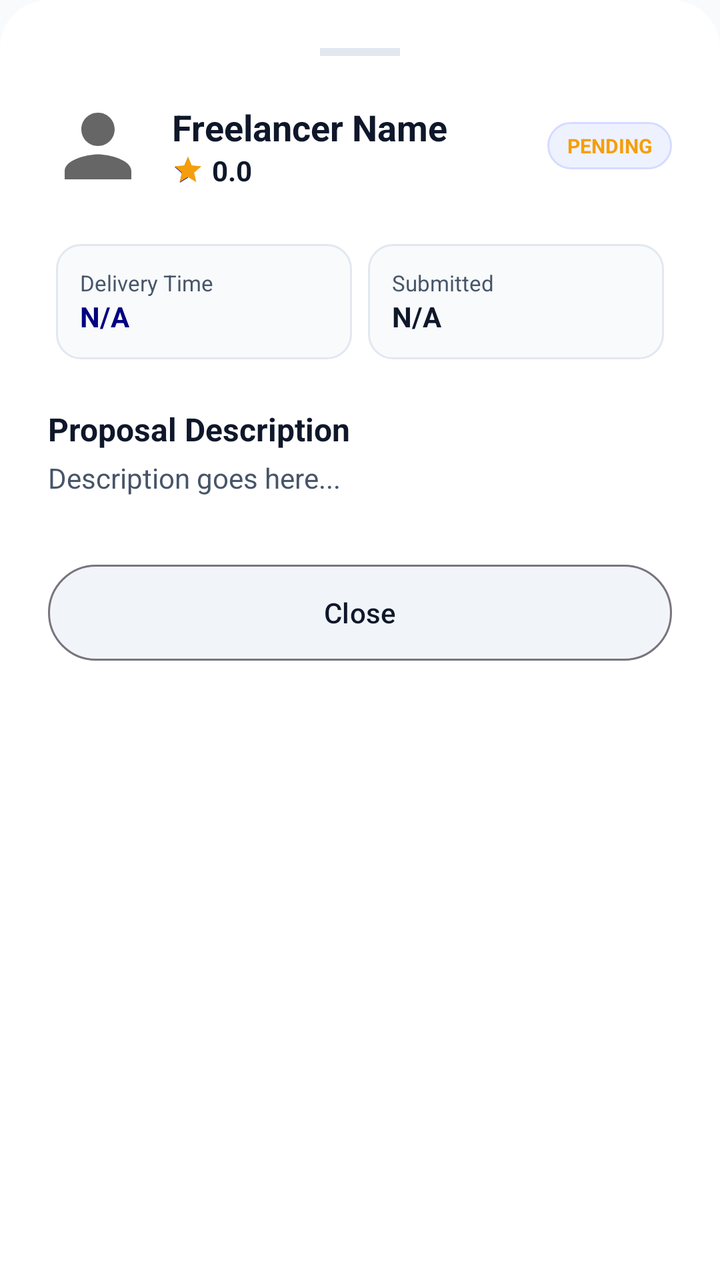
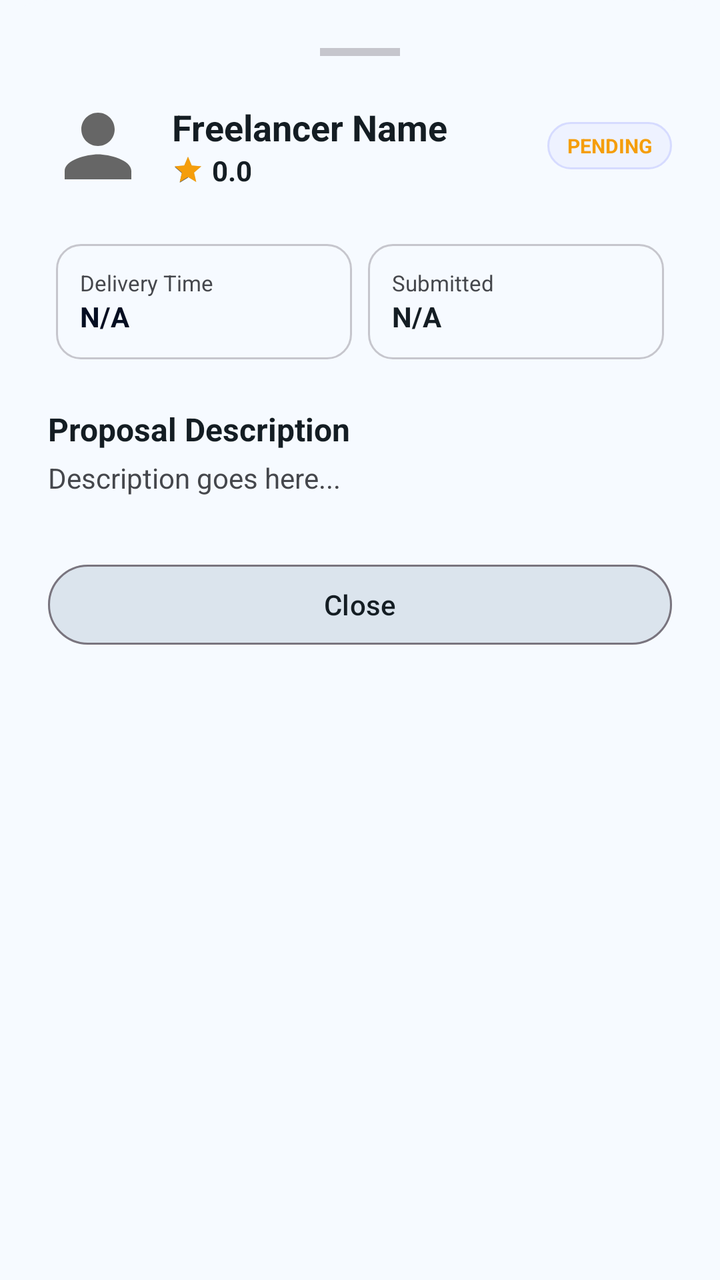

Before-and-after screenshots of an Android layout around one commit, followed by the original layout XML and the change that was made.
<!-- AndroidManifest.xml: application theme Theme.MiniJobHunt -->
<!-- res/layout/layout_proposal_details_sheet.xml -->
<?xml version="1.0" encoding="utf-8"?>
<LinearLayout xmlns:android="http://schemas.android.com/apk/res/android"
    xmlns:app="http://schemas.android.com/apk/res-auto"
    android:layout_width="match_parent"
    android:layout_height="wrap_content"
    android:orientation="vertical"
    android:padding="24dp"
    android:background="@drawable/bg_bottom_sheet">

    <View
        android:layout_width="40dp"
        android:layout_height="4dp"
        android:layout_gravity="center"
        android:layout_marginBottom="20dp"
        android:background="@color/divider" />

    <LinearLayout
        android:layout_width="match_parent"
        android:layout_height="wrap_content"
        android:orientation="horizontal"
        android:gravity="center_vertical">

        <com.google.android.material.imageview.ShapeableImageView
            android:id="@+id/imgProfile"
            android:layout_width="50dp"
            android:layout_height="50dp"
            android:scaleType="centerCrop"
            android:src="@drawable/ic_profile"
            app:shapeAppearanceOverlay="@style/CircleImage" />

        <LinearLayout
            android:layout_width="0dp"
            android:layout_height="wrap_content"
            android:layout_weight="1"
            android:orientation="vertical"
            android:layout_marginStart="12dp">

            <TextView
                android:id="@+id/txtName"
                android:layout_width="wrap_content"
                android:layout_height="wrap_content"
                android:text="Freelancer Name"
                android:textSize="18sp"
                android:textStyle="bold"
                android:textColor="@color/text_primary" />

            <LinearLayout
                android:layout_width="wrap_content"
                android:layout_height="wrap_content"
                android:orientation="horizontal"
                android:gravity="center_vertical">

                <RatingBar
                    style="@style/Widget.AppCompat.RatingBar.Small"
                    android:layout_width="wrap_content"
                    android:layout_height="wrap_content"
                    android:numStars="1"
                    android:rating="1"
                    android:progressTint="@color/warning"/>

                <TextView
                    android:id="@+id/txtRating"
                    android:layout_width="wrap_content"
                    android:layout_height="wrap_content"
                    android:text="0.0"
                    android:textColor="@color/text_primary"
                    android:textStyle="bold"
                    android:textSize="14sp"
                    android:layout_marginStart="4dp"/>

            </LinearLayout>

        </LinearLayout>

        <TextView
            android:id="@+id/txtStatus"
            android:layout_width="wrap_content"
            android:layout_height="wrap_content"
            android:text="PENDING"
            android:textSize="10sp"
            android:textStyle="bold"
            android:textColor="@color/warning"
            android:paddingHorizontal="10dp"
            android:paddingVertical="5dp"
            android:background="@drawable/bg_chip" />

    </LinearLayout>

    <LinearLayout
        android:layout_width="match_parent"
        android:layout_height="wrap_content"
        android:orientation="vertical"
        android:layout_marginTop="20dp">

        <LinearLayout
            android:layout_width="match_parent"
            android:layout_height="wrap_content"
            android:orientation="horizontal"
            android:baselineAligned="false">

            
            <LinearLayout
                android:layout_width="0dp"
                android:layout_height="wrap_content"
                android:layout_weight="1"
                android:orientation="vertical"
                android:padding="12dp"
                android:background="@drawable/bg_grid_item"
                android:layout_margin="4dp">
                <TextView
                    android:layout_width="wrap_content"
                    android:layout_height="wrap_content"
                    android:text="Delivery Time"
                    android:textSize="11sp"
                    android:textColor="@color/text_secondary" />
                <TextView
                    android:id="@+id/txtTime"
                    android:layout_width="wrap_content"
                    android:layout_height="wrap_content"
                    android:text="N/A"
                    android:textStyle="bold"
                    android:textColor="@color/primary"
                    android:textSize="14sp" />
            </LinearLayout>

            
            <LinearLayout
                android:layout_width="0dp"
                android:layout_height="wrap_content"
                android:layout_weight="1"
                android:orientation="vertical"
                android:padding="12dp"
                android:background="@drawable/bg_grid_item"
                android:layout_margin="4dp">
                <TextView
                    android:layout_width="wrap_content"
                    android:layout_height="wrap_content"
                    android:text="Submitted"
                    android:textSize="11sp"
                    android:textColor="@color/text_secondary" />
                <TextView
                    android:id="@+id/txtDate"
                    android:layout_width="wrap_content"
                    android:layout_height="wrap_content"
                    android:text="N/A"
                    android:textStyle="bold"
                    android:textColor="@color/text_primary"
                    android:textSize="14sp" />
            </LinearLayout>

        </LinearLayout>

    </LinearLayout>

    <TextView
        android:layout_width="wrap_content"
        android:layout_height="wrap_content"
        android:layout_marginTop="20dp"
        android:text="Proposal Description"
        android:textStyle="bold"
        android:textColor="@color/text_primary"
        android:textSize="16sp" />

    <TextView
        android:id="@+id/txtDescription"
        android:layout_width="match_parent"
        android:layout_height="wrap_content"
        android:layout_marginTop="4dp"
        android:text="Description goes here..."
        android:textColor="@color/text_secondary"
        android:textSize="14sp" />

    <LinearLayout
        android:id="@+id/layoutAchievement"
        android:layout_width="match_parent"
        android:layout_height="wrap_content"
        android:orientation="vertical"
        android:layout_marginTop="20dp"
        android:visibility="gone">

        <TextView
            android:layout_width="wrap_content"
            android:layout_height="wrap_content"
            android:text="Achievement/Attachment"
            android:textStyle="bold"
            android:textColor="@color/text_primary"
            android:textSize="16sp" />

        <TextView
            android:id="@+id/txtAchievement"
            android:layout_width="match_parent"
            android:layout_height="wrap_content"
            android:layout_marginTop="4dp"
            android:text="View Attachment"
            android:textColor="@color/info"
            android:textSize="14sp"
            android:drawableStart="@drawable/ic_upload"
            android:drawablePadding="8dp"
            android:gravity="center_vertical" />

    </LinearLayout>

    <Button
        android:id="@+id/btnClose"
        android:layout_width="match_parent"
        android:layout_height="56dp"
        android:layout_marginTop="30dp"
        android:text="Close"
        android:textAllCaps="false"
        android:backgroundTint="@color/surface_variant"
        android:textColor="@color/text_primary"
        style="?attr/materialButtonOutlinedStyle" />

</LinearLayout>
<!-- resources referenced by this layout -->
<resources>
  <color name="divider">#E2E8F0</color>
  <color name="info">#000080</color>
  <color name="primary">#000080</color>
  <color name="surface_variant">#F1F5F9</color>
  <color name="text_primary">#0F172A</color>
  <color name="text_secondary">#475569</color>
  <color name="warning">#F59E0B</color>
  <!-- drawable bg_bottom_sheet (drawable) -->
  <?xml version="1.0" encoding="utf-8"?>
  <shape xmlns:android="http://schemas.android.com/apk/res/android">
      <solid android:color="@color/surface" />
      <corners
          android:topLeftRadius="24dp"
          android:topRightRadius="24dp" />
  </shape>
  <!-- drawable bg_chip (drawable) -->
  <shape xmlns:android="http://schemas.android.com/apk/res/android">
      <solid android:color="#EEF2FF"/>
      <corners android:radius="50dp"/>
      <stroke
          android:width="1dp"
          android:color="#D6DBFF"/>
  </shape>
  <!-- drawable bg_grid_item (drawable) -->
  <?xml version="1.0" encoding="utf-8"?>
  <shape xmlns:android="http://schemas.android.com/apk/res/android">
      <solid android:color="@color/background" />
      <corners android:radius="12dp" />
      <stroke android:width="1dp" android:color="@color/divider" />
  </shape>
  <!-- drawable ic_upload (drawable) -->
  <vector xmlns:android="http://schemas.android.com/apk/res/android"
      android:width="24dp"
      android:height="24dp"
      android:viewportWidth="24"
      android:viewportHeight="24">
  
      <path
          android:fillColor="#4CAF50"
          android:pathData="M5,20h14v-2H5v2zM12,2l-5.5,5.5 1.41,1.41L11,5.83V16h2V5.83l3.09,3.08 1.41-1.41L12,2z"/>
  </vector>
  <style name="CircleImage">
          <item name="cornerSize">50%</item>
      </style>
  <style name="Theme.MiniJobHunt" parent="Base.Theme.MiniJobHunt" />
  <color name="surface">#FFFFFF</color>
  <color name="background">#F8FAFC</color>
  <style name="Base.Theme.MiniJobHunt" parent="Theme.Material3.DayNight.NoActionBar">
          <item name="colorPrimary">@color/primary</item>
          <item name="colorOnPrimary">@color/white</item>
          <item name="colorPrimaryContainer">@color/primary_light</item>
          <item name="colorOnPrimaryContainer">@color/primary_dark</item>
  
          <item name="colorSecondary">@color/info</item>
          <item name="colorOnSecondary">@color/white</item>
  
          <item name="android:windowBackground">@color/background</item>
          <item name="android:statusBarColor">@color/background</item>
          <item name="android:windowLightStatusBar">true</item>
  
          
          <item name="textAppearanceHeadlineLarge">@style/AppText.HeadlineLarge</item>
          <item name="textAppearanceTitleMedium">@style/AppText.TitleMedium</item>
          <item name="textAppearanceBodyLarge">@style/AppText.BodyLarge</item>
      </style>
  <color name="white">#FFFFFF</color>
  <color name="primary_light">#E6E6FF</color>
  <color name="primary_dark">#000066</color>
  <style name="AppText.HeadlineLarge">
          <item name="android:textSize">30sp</item>
          <item name="android:textStyle">bold</item>
          <item name="android:textColor">@color/text_primary</item>
          <item name="android:letterSpacing">-0.02</item>
      </style>
  <style name="AppText.TitleMedium">
          <item name="android:textSize">18sp</item>
          <item name="android:textStyle">bold</item>
          <item name="android:textColor">@color/text_primary</item>
      </style>
  <style name="AppText.BodyLarge">
          <item name="android:textSize">16sp</item>
          <item name="android:textColor">@color/text_secondary</item>
      </style>
  <!-- unchanged entries left out for length: 1 -->
</resources>

<!-- the commit's change to res/layout/layout_proposal_details_sheet.xml (unified diff, before → after) -->
@@ -203,7 +203,7 @@
     <Button
         android:id="@+id/btnClose"
         android:layout_width="match_parent"
-        android:layout_height="56dp"
+        android:layout_height="48dp"
         android:layout_marginTop="30dp"
         android:text="Close"
         android:textAllCaps="false"
<!-- resource entries referenced after the edit -->
@@ -1,12 +1,12 @@
 <!-- resources referenced by this layout -->
 <resources>
-  <color name="divider">#E2E8F0</color>
-  <color name="info">#000080</color>
-  <color name="primary">#000080</color>
-  <color name="surface_variant">#F1F5F9</color>
-  <color name="text_primary">#0F172A</color>
-  <color name="text_secondary">#475569</color>
-  <color name="warning">#F59E0B</color>
+  <color name="divider">#c6c6cd</color>
+  <color name="info">#050e21</color>
+  <color name="primary">#050e21</color>
+  <color name="surface_variant">#dbe4ed</color>
+  <color name="text_primary">#141d23</color>
+  <color name="text_secondary">#45474c</color>
+  <color name="warning">#f59e0b</color>
   <!-- drawable bg_bottom_sheet (drawable) -->
   <?xml version="1.0" encoding="utf-8"?>
   <shape xmlns:android="http://schemas.android.com/apk/res/android">
@@ -45,15 +45,15 @@
           <item name="cornerSize">50%</item>
       </style>
   <style name="Theme.MiniJobHunt" parent="Base.Theme.MiniJobHunt" />
-  <color name="surface">#FFFFFF</color>
-  <color name="background">#F8FAFC</color>
+  <color name="surface">#f6faff</color>
+  <color name="background">#f6faff</color>
   <style name="Base.Theme.MiniJobHunt" parent="Theme.Material3.DayNight.NoActionBar">
           <item name="colorPrimary">@color/primary</item>
           <item name="colorOnPrimary">@color/white</item>
-          <item name="colorPrimaryContainer">@color/primary_light</item>
-          <item name="colorOnPrimaryContainer">@color/primary_dark</item>
+          <item name="colorPrimaryContainer">@color/primary_container</item>
+          <item name="colorOnPrimaryContainer">@color/on_primary_container</item>
   
-          <item name="colorSecondary">@color/info</item>
+          <item name="colorSecondary">@color/secondary</item>
           <item name="colorOnSecondary">@color/white</item>
   
           <item name="android:windowBackground">@color/background</item>
@@ -64,12 +64,14 @@
           <item name="textAppearanceHeadlineLarge">@style/AppText.HeadlineLarge</item>
           <item name="textAppearanceTitleMedium">@style/AppText.TitleMedium</item>
           <item name="textAppearanceBodyLarge">@style/AppText.BodyLarge</item>
+          <item name="textAppearanceLabelMedium">@style/AppText.LabelMedium</item>
       </style>
   <color name="white">#FFFFFF</color>
-  <color name="primary_light">#E6E6FF</color>
-  <color name="primary_dark">#000066</color>
+  <color name="primary_container">#1b2437</color>
+  <color name="on_primary_container">#828ba2</color>
+  <color name="secondary">#5c5f60</color>
   <style name="AppText.HeadlineLarge">
-          <item name="android:textSize">30sp</item>
+          <item name="android:textSize">24sp</item>
           <item name="android:textStyle">bold</item>
           <item name="android:textColor">@color/text_primary</item>
           <item name="android:letterSpacing">-0.02</item>
@@ -83,6 +85,13 @@
           <item name="android:textSize">16sp</item>
           <item name="android:textColor">@color/text_secondary</item>
       </style>
+  <style name="AppText.LabelMedium">
+          <item name="android:textSize">12sp</item>
+          <item name="android:textStyle">bold</item>
+          <item name="android:textColor">@color/text_muted</item>
+          <item name="android:letterSpacing">0.01</item>
+      </style>
+  <color name="text_muted">#76777d</color>
   <!-- unchanged entries left out for length: 1 -->
 </resources>
 
